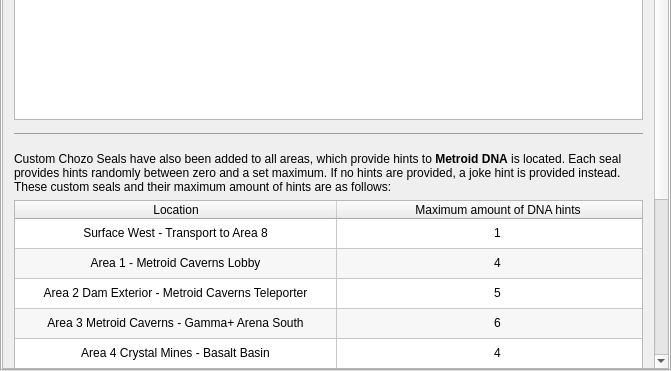
The window that randovania/gui/ui_files/games_tab_samusreturns_widget.ui (randovania/randovania) describes before a commit, drawn with Qt 5; both pictures show x 0 to 671 and y 304 to 675 of the 671 by 675 pixel window.
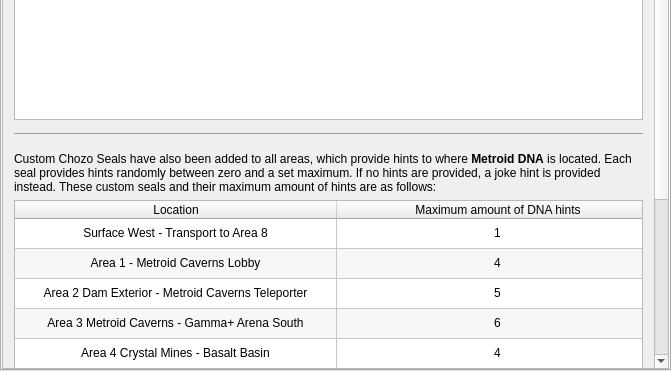
The same window after the commit. The open tabs and pages were chosen to show the change. Custom widgets are drawn as their Qt base class.

```diff
--- a/randovania/gui/ui_files/games_tab_samusreturns_widget.ui
+++ b/randovania/gui/ui_files/games_tab_samusreturns_widget.ui
@@ -234,7 +234,7 @@
         <item>
          <widget class="QLabel" name="hints_label_2">
           <property name="text">
-           <string>&lt;hr&gt;&lt;html&gt;&lt;head/&gt;&lt;body&gt;&lt;p&gt;Custom Chozo Seals have also been added to all areas, which provide hints to&lt;span style=&quot; font-weight:600;&quot;&gt; Metroid DNA&lt;/span&gt; is located. Each seal provides hints randomly between zero and a set maximum. If no hints are provided, a joke hint is provided instead. These custom seals and their maximum amount of hints are as follows:&lt;/p&gt;&lt;/body&gt;&lt;/html&gt;</string>
+           <string>&lt;hr&gt;&lt;html&gt;&lt;head/&gt;&lt;body&gt;&lt;p&gt;Custom Chozo Seals have also been added to all areas, which provide hints to where&lt;span style=&quot; font-weight:600;&quot;&gt; Metroid DNA&lt;/span&gt; is located. Each seal provides hints randomly between zero and a set maximum. If no hints are provided, a joke hint is provided instead. These custom seals and their maximum amount of hints are as follows:&lt;/p&gt;&lt;/body&gt;&lt;/html&gt;</string>
           </property>
           <property name="alignment">
            <set>Qt::AlignLeading|Qt::AlignLeft|Qt::AlignTop</set>
```
